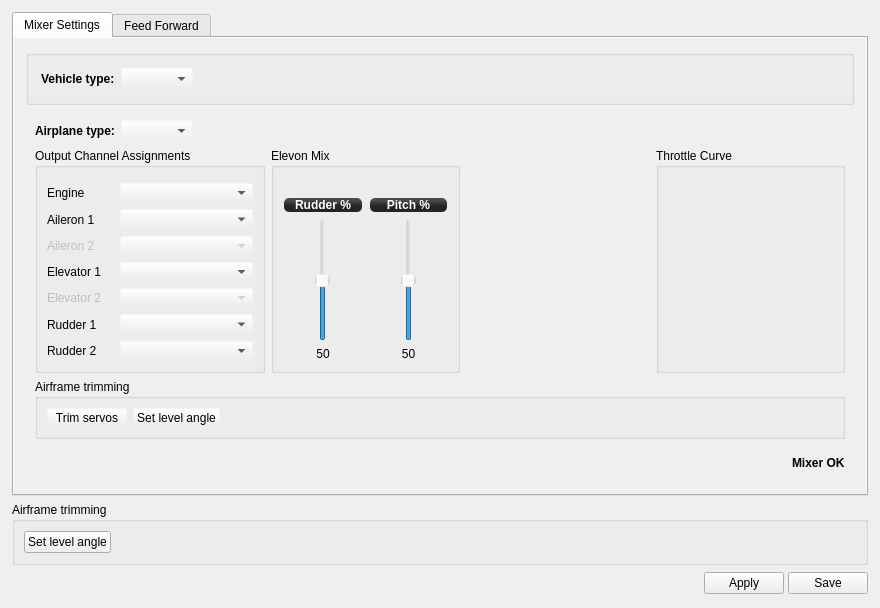
The window that ground/gcs/src/plugins/config/airframe.ui (TauLabs/TauLabs) describes before a commit, drawn with Qt 5.
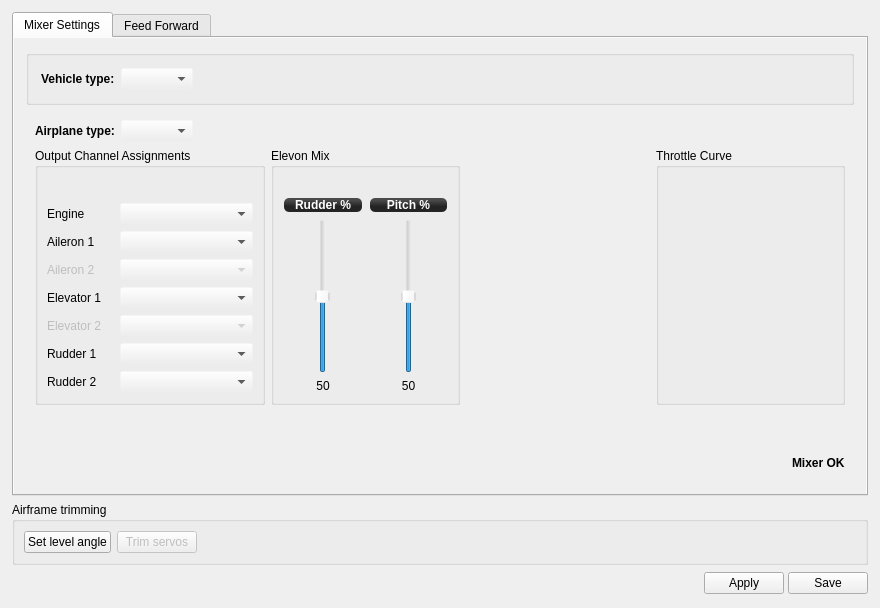
The same window after the commit. The open tabs and pages were chosen to show the change. Icons and pictures are not drawn. Custom widgets are drawn as their Qt base class.

Commit message: Moved trim buttons to global widget. Correcting level bias with attitude+ will always work for every vehicle frame.

What changed in the file:
```diff
--- a/ground/gcs/src/plugins/config/airframe.ui
+++ b/ground/gcs/src/plugins/config/airframe.ui
@@ -650,51 +650,6 @@
                    </item>
                   </layout>
                  </item>
-                 <item>
-                  <widget class="QGroupBox" name="groupBox_11">
-                   <property name="minimumSize">
-                    <size>
-                     <width>0</width>
-                     <height>60</height>
-                    </size>
-                   </property>
-                   <property name="title">
-                    <string>Airframe trimming</string>
-                   </property>
-                   <layout class="QGridLayout" name="gridLayout_10">
-                    <item row="0" column="0">
-                     <widget class="QPushButton" name="bnServoTrim">
-                      <property name="text">
-                       <string>Trim servos</string>
-                      </property>
-                     </widget>
-                    </item>
-                    <item row="0" column="1">
-                     <widget class="QPushButton" name="bnLevelTrim_FW">
-                      <property name="text">
-                       <string>Set level angle</string>
-                      </property>
-                     </widget>
-                    </item>
-                    <item row="0" column="2">
-                     <spacer name="horizontalSpacer_14">
-                      <property name="orientation">
-                       <enum>Qt::Horizontal</enum>
-                      </property>
-                      <property name="sizeHint" stdset="0">
-                       <size>
-                        <width>40</width>
-                        <height>20</height>
-                       </size>
-                      </property>
-                     </spacer>
-                    </item>
-                   </layout>
-                   <zorder>bnServoTrim</zorder>
-                   <zorder>bnLevelTrim_FW</zorder>
-                   <zorder>horizontalSpacer_14</zorder>
-                  </widget>
-                 </item>
                  <item>
                   <spacer name="verticalSpacer">
                    <property name="orientation">
@@ -3292,8 +3247,25 @@
      <property name="title">
       <string>Airframe trimming</string>
      </property>
-     <layout class="QGridLayout" name="gridLayout_11">
-      <item row="0" column="1">
+     <layout class="QHBoxLayout" name="horizontalLayout_11">
+      <item>
+       <widget class="QPushButton" name="bnLevelTrim">
+        <property name="text">
+         <string>Set level angle</string>
+        </property>
+       </widget>
+      </item>
+      <item>
+       <widget class="QPushButton" name="bnServoTrim">
+        <property name="enabled">
+         <bool>false</bool>
+        </property>
+        <property name="text">
+         <string>Trim servos</string>
+        </property>
+       </widget>
+      </item>
+      <item>
        <spacer name="horizontalSpacer_16">
         <property name="orientation">
          <enum>Qt::Horizontal</enum>
@@ -3306,13 +3278,6 @@
         </property>
        </spacer>
       </item>
-      <item row="0" column="0">
-       <widget class="QPushButton" name="bnLevelTrim_MR">
-        <property name="text">
-         <string>Set level angle</string>
-        </property>
-       </widget>
-      </item>
      </layout>
     </widget>
    </item>
```
The commit also changes 8 other files.
